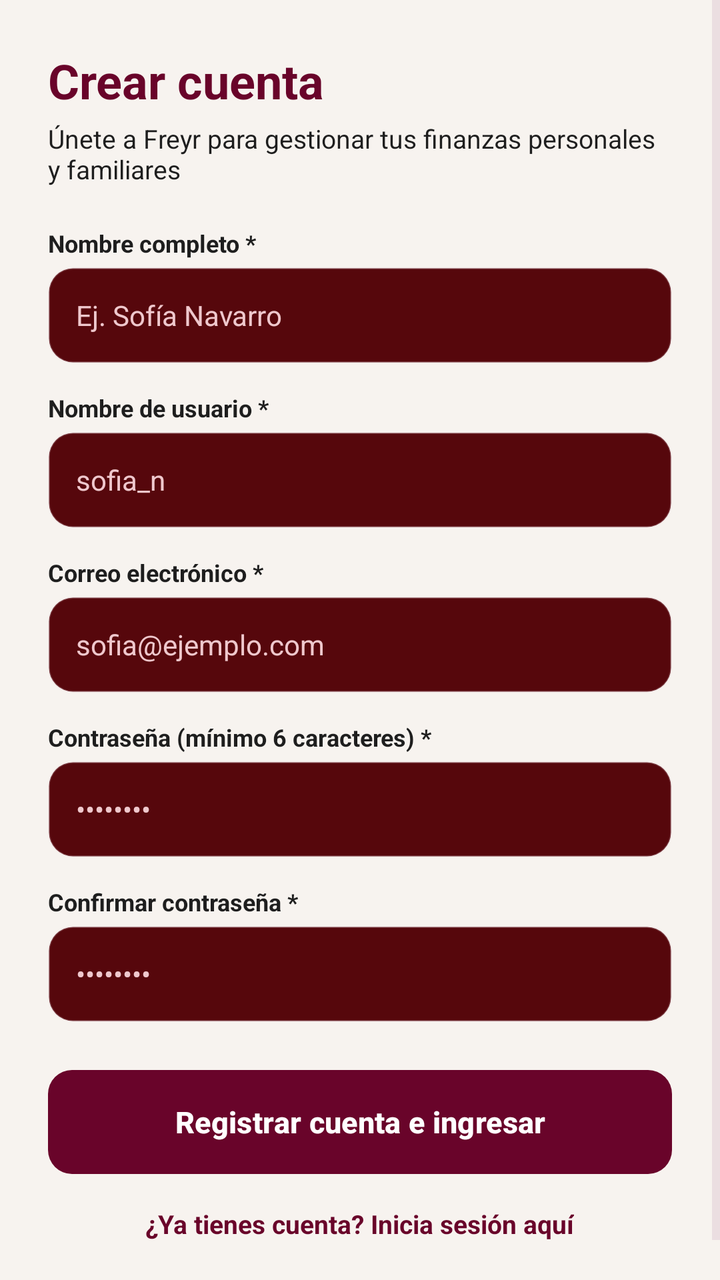
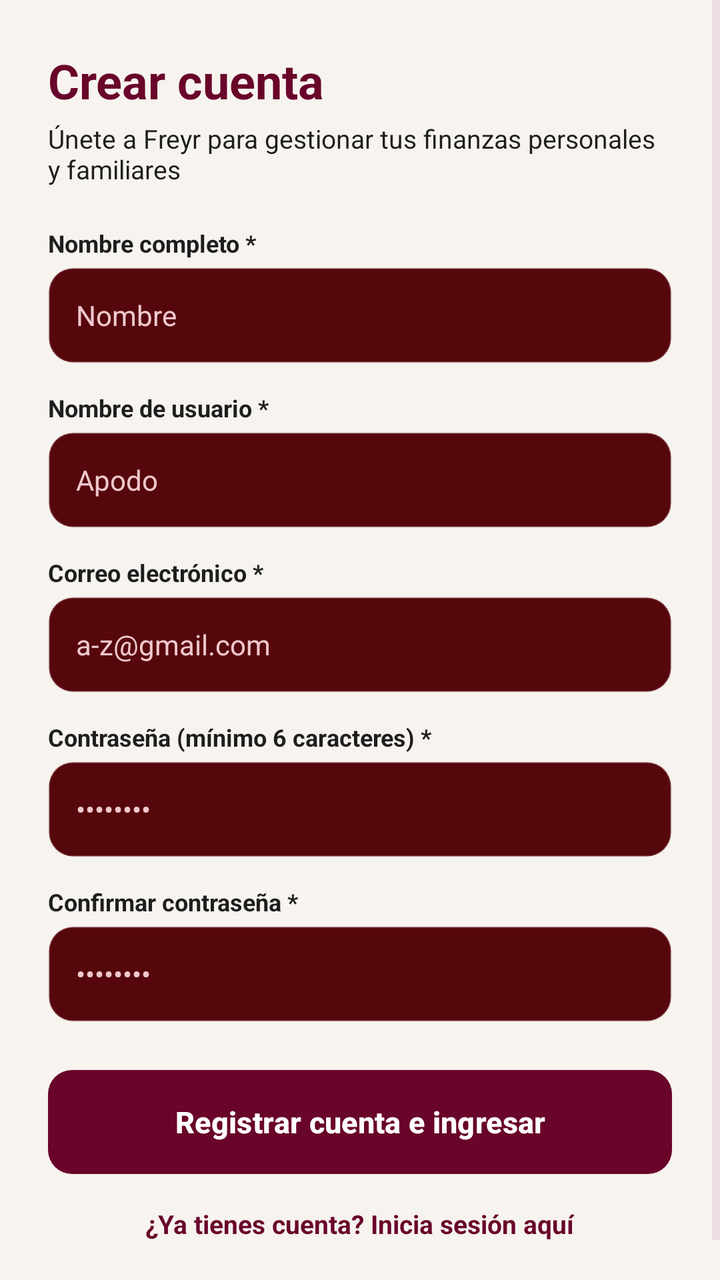

Before-and-after screenshots of an Android layout around one commit, followed by the original layout XML and the change that was made.
<!-- AndroidManifest.xml: application theme Theme.Freyr -->
<!-- res/layout/activity_register.xml -->
<?xml version="1.0" encoding="utf-8"?>
<ScrollView xmlns:android="http://schemas.android.com/apk/res/android"
    xmlns:app="http://schemas.android.com/apk/res-auto"
    android:layout_width="match_parent"
    android:layout_height="match_parent"
    android:fillViewport="true"
    android:background="@color/freyr_background">

    <LinearLayout
        android:layout_width="match_parent"
        android:layout_height="wrap_content"
        android:orientation="vertical"
        android:padding="24dp">

        <TextView
            android:layout_width="wrap_content"
            android:layout_height="wrap_content"
            android:text="@string/title_register"
            android:textColor="@color/freyr_primary"
            android:textSize="24sp"
            android:textStyle="bold" />

        <TextView
            android:layout_width="wrap_content"
            android:layout_height="wrap_content"
            android:layout_marginTop="4dp"
            android:layout_marginBottom="20dp"
            android:text="Únete a Freyr para gestionar tus finanzas personales y familiares"
            android:textColor="@color/freyr_card_bg"
            android:textSize="13sp" />

        <TextView
            android:id="@+id/tx_error"
            android:layout_width="match_parent"
            android:layout_height="wrap_content"
            android:textColor="#D32F2F"
            android:textSize="12sp"
            android:visibility="gone"
            android:layout_marginBottom="12dp" />

        
        <TextView
            android:layout_width="wrap_content"
            android:layout_height="wrap_content"
            android:layout_marginBottom="4dp"
            android:text="Nombre completo *"
            android:textColor="@color/freyr_card_bg"
            android:textSize="12sp"
            android:textStyle="bold" />

        <EditText
            android:id="@+id/et_nombre_completo"
            android:layout_width="match_parent"
            android:layout_height="48dp"
            android:background="@drawable/bg_edit_text"
            android:hint="Ej. Sofía Navarro"
            android:inputType="textPersonName"
            android:maxLines="1"
            android:textColor="@color/freyr_text_primary"
            android:textSize="14sp"
            android:layout_marginBottom="14dp" />

        
        <TextView
            android:layout_width="wrap_content"
            android:layout_height="wrap_content"
            android:layout_marginBottom="4dp"
            android:text="Nombre de usuario *"
            android:textColor="@color/freyr_card_bg"
            android:textSize="12sp"
            android:textStyle="bold" />

        <EditText
            android:id="@+id/et_usuario"
            android:layout_width="match_parent"
            android:layout_height="48dp"
            android:background="@drawable/bg_edit_text"
            android:hint="sofia_n"
            android:inputType="text"
            android:maxLines="1"
            android:textColor="@color/freyr_text_primary"
            android:textSize="14sp"
            android:layout_marginBottom="14dp" />

        
        <TextView
            android:layout_width="wrap_content"
            android:layout_height="wrap_content"
            android:layout_marginBottom="4dp"
            android:text="Correo electrónico *"
            android:textColor="@color/freyr_card_bg"
            android:textSize="12sp"
            android:textStyle="bold" />

        <EditText
            android:id="@+id/et_email"
            android:layout_width="match_parent"
            android:layout_height="48dp"
            android:background="@drawable/bg_edit_text"
            android:hint="sofia@ejemplo.com"
            android:inputType="textEmailAddress"
            android:maxLines="1"
            android:textColor="@color/freyr_text_primary"
            android:textSize="14sp"
            android:layout_marginBottom="14dp" />

        
        <TextView
            android:layout_width="wrap_content"
            android:layout_height="wrap_content"
            android:layout_marginBottom="4dp"
            android:text="Contraseña (mínimo 6 caracteres) *"
            android:textColor="@color/freyr_card_bg"
            android:textSize="12sp"
            android:textStyle="bold" />

        <EditText
            android:id="@+id/et_contraseña"
            android:layout_width="match_parent"
            android:layout_height="48dp"
            android:background="@drawable/bg_edit_text"
            android:hint="••••••••"
            android:inputType="textPassword"
            android:maxLines="1"
            android:textColor="@color/freyr_text_primary"
            android:textSize="14sp"
            android:layout_marginBottom="14dp" />

        
        <TextView
            android:layout_width="wrap_content"
            android:layout_height="wrap_content"
            android:layout_marginBottom="4dp"
            android:text="Confirmar contraseña *"
            android:textColor="@color/freyr_card_bg"
            android:textSize="12sp"
            android:textStyle="bold" />

        <EditText
            android:id="@+id/et_confirmar_contraseña"
            android:layout_width="match_parent"
            android:layout_height="48dp"
            android:background="@drawable/bg_edit_text"
            android:hint="••••••••"
            android:inputType="textPassword"
            android:maxLines="1"
            android:textColor="@color/freyr_text_primary"
            android:textSize="14sp"
            android:layout_marginBottom="24dp" />

        
        <Button
            android:id="@+id/btn_registrar"
            android:layout_width="match_parent"
            android:layout_height="52dp"
            android:background="@drawable/bg_button_primary"
            android:text="Registrar cuenta e ingresar"
            android:textColor="#FFFFFF"
            android:textSize="15sp"
            android:textStyle="bold"
            app:backgroundTint="@null" />

        
        <TextView
            android:id="@+id/tx_go_to_login"
            android:layout_width="wrap_content"
            android:layout_height="wrap_content"
            android:text="¿Ya tienes cuenta? Inicia sesión aquí"
            android:textColor="@color/freyr_primary"
            android:textSize="13sp"
            android:textStyle="bold"
            android:layout_gravity="center"
            android:padding="16dp"
            android:clickable="true"
            android:focusable="true" />

    </LinearLayout>
</ScrollView>
<!-- resources referenced by this layout -->
<resources>
  <color name="freyr_background">#F7F3EF</color>
  <color name="freyr_card_bg">#1E1E1E</color>
  <color name="freyr_primary">#69042A</color>
  <color name="freyr_text_primary">#E1CCD4</color>
  <!-- drawable bg_button_primary (drawable) -->
  <?xml version="1.0" encoding="utf-8"?>
  <ripple xmlns:android="http://schemas.android.com/apk/res/android"
      android:color="#33FFFFFF">
      <item>
          <shape android:shape="rectangle">
              <corners android:radius="12dp" />
              <solid android:color="@color/freyr_primary" />
          </shape>
      </item>
  </ripple>
  <!-- drawable bg_edit_text (drawable) -->
  <?xml version="1.0" encoding="utf-8"?>
  <selector xmlns:android="http://schemas.android.com/apk/res/android">
      <item android:state_focused="true">
          <shape android:shape="rectangle">
              <corners android:radius="12dp" />
              <solid android:color="@color/freyr_surface" />
              <stroke android:width="2dp" android:color="@color/freyr_primary" />
              <padding android:bottom="12dp" android:left="14dp" android:right="14dp" android:top="12dp" />
          </shape>
      </item>
      <item>
          <shape android:shape="rectangle">
              <corners android:radius="12dp" />
              <solid android:color="@color/freyr_surface" />
              <stroke android:width="1dp" android:color="@color/freyr_border" />
              <padding android:bottom="12dp" android:left="14dp" android:right="14dp" android:top="12dp" />
          </shape>
      </item>
  </selector>
  <string name="title_register">Crear cuenta</string>
  <style name="Theme.Freyr" parent="Theme.Material3.Dark.NoActionBar">
          
          <item name="colorPrimary">@color/freyr_primary</item>
          <item name="colorPrimaryDark">@color/freyr_primary_dark</item>
          <item name="colorSecondary">@color/freyr_secondary</item>
          <item name="colorOnPrimary">#FFFFFF</item>
          <item name="colorOnSecondary">@color/freyr_primary</item>
  
          
          <item name="android:colorBackground">@color/freyr_background</item>
          <item name="colorSurface">@color/freyr_surface</item>
          <item name="colorOnSurface">@color/freyr_text_primary</item>
  
          
          <item name="android:statusBarColor">@color/freyr_background</item>
          <item name="android:windowLightStatusBar">false</item>
          <item name="android:navigationBarColor">@color/freyr_background</item>
          <item name="android:windowLightNavigationBar">false</item>
          
          
          <item name="android:textColor">@color/freyr_text_primary</item>
          <item name="android:textColorHint">@color/freyr_text_secondary</item>
          <item name="colorControlNormal">@color/freyr_secondary</item>
          <item name="colorControlActivated">@color/freyr_primary</item>
      </style>
  <color name="freyr_surface">#56070C</color>
  <color name="freyr_border">#33E1CCD4</color>
  <color name="freyr_primary_dark">#4A031E</color>
  <color name="freyr_secondary">#E1CCD4</color>
  <color name="freyr_text_secondary">#F6F5CFD4</color>
</resources>

<!-- the commit's change to res/layout/activity_register.xml (unified diff, before → after) -->
@@ -52,13 +52,13 @@
             android:id="@+id/et_nombre_completo"
             android:layout_width="match_parent"
             android:layout_height="48dp"
+            android:layout_marginBottom="14dp"
             android:background="@drawable/bg_edit_text"
-            android:hint="Ej. Sofía Navarro"
+            android:hint="Nombre"
             android:inputType="textPersonName"
             android:maxLines="1"
             android:textColor="@color/freyr_text_primary"
-            android:textSize="14sp"
-            android:layout_marginBottom="14dp" />
+            android:textSize="14sp" />
 
         
         <TextView
@@ -74,13 +74,13 @@
             android:id="@+id/et_usuario"
             android:layout_width="match_parent"
             android:layout_height="48dp"
+            android:layout_marginBottom="14dp"
             android:background="@drawable/bg_edit_text"
-            android:hint="sofia_n"
+            android:hint="Apodo"
             android:inputType="text"
             android:maxLines="1"
             android:textColor="@color/freyr_text_primary"
-            android:textSize="14sp"
-            android:layout_marginBottom="14dp" />
+            android:textSize="14sp" />
 
         
         <TextView
@@ -96,13 +96,13 @@
             android:id="@+id/et_email"
             android:layout_width="match_parent"
             android:layout_height="48dp"
+            android:layout_marginBottom="14dp"
             android:background="@drawable/bg_edit_text"
-            android:hint="sofia@ejemplo.com"
+            android:hint="a-z@gmail.com"
             android:inputType="textEmailAddress"
             android:maxLines="1"
             android:textColor="@color/freyr_text_primary"
-            android:textSize="14sp"
-            android:layout_marginBottom="14dp" />
+            android:textSize="14sp" />
 
         
         <TextView
